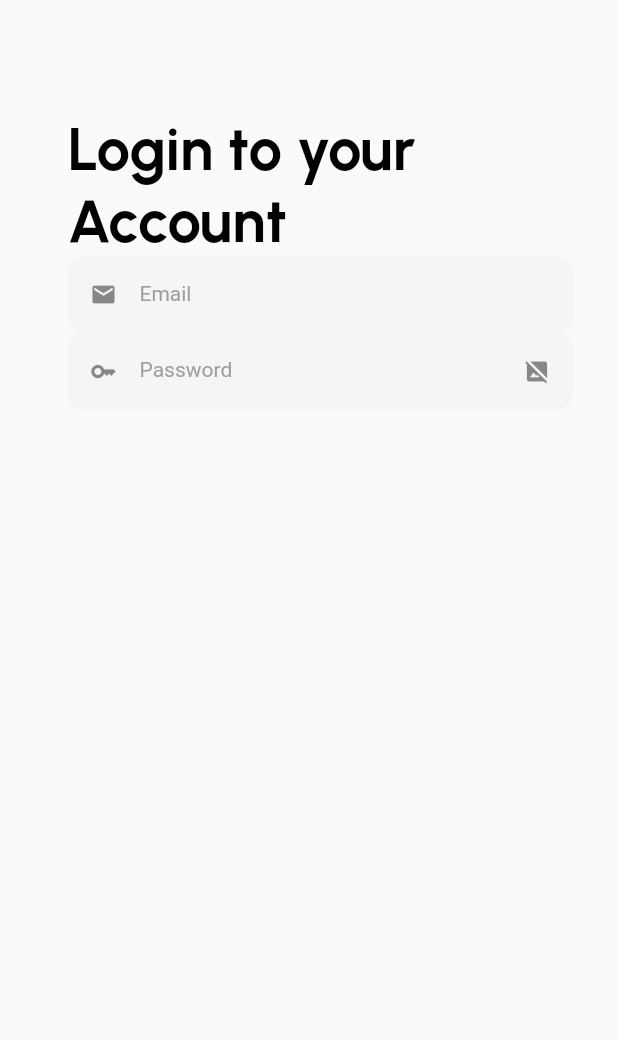
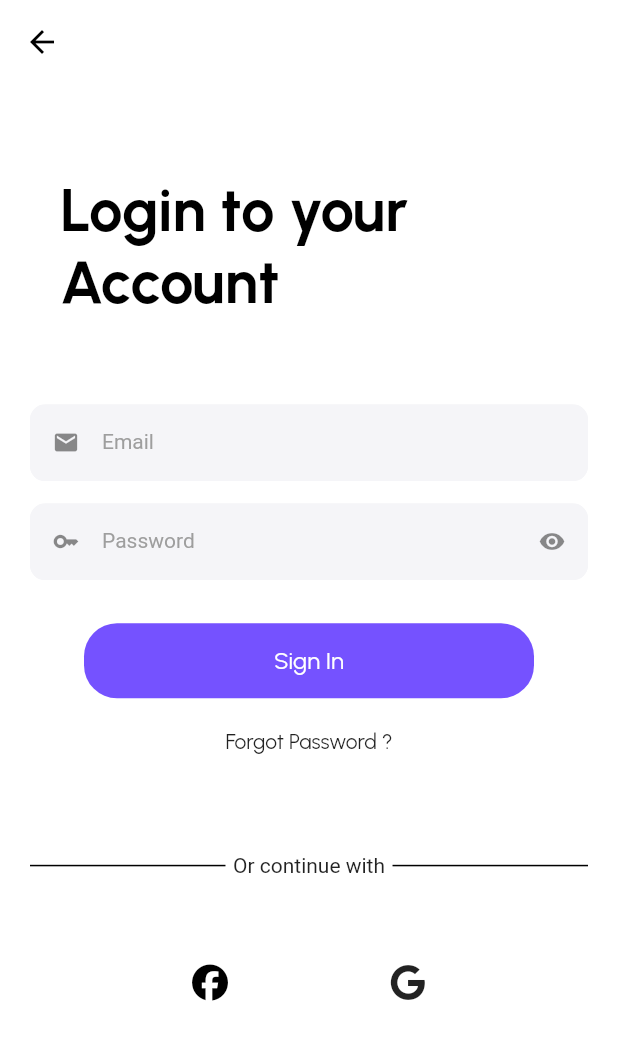
Before and after one commit to Manish5000/Diet4U, a Flutter app: the screen it shows after launch, on a phone screen of 412 x 824 dp. Shown: the top 1040 px of the screen. Run offline on Flutter 3.47's test engine with Material 2 defaults, Android fonts, the light colour scheme and no system bars; our stand-ins replace flutter_svg, font_awesome_flutter, google_fonts; missing offline and left inert: dart:ffi.

Commit message:
login page

```diff
--- a/lib/Screens/Accountsetup/profle.dart
+++ b/lib/Screens/Accountsetup/profle.dart
@@ -38,11 +38,11 @@ class _FillProfileState extends State<FillProfile> {
                 ),
             ),
             SizedBox(height: 20,),
-            Textfield(text: 'Full Name'),
+            Textfield(text: 'Full Name',isPassword: false,),
             SizedBox(height: 15,),
-            Textfield(text: 'Nickname'),
+            Textfield(text: 'Nickname',isPassword: false,),
             SizedBox(height: 15,),
-            Textfield(text: 'Email'),
+            Textfield(text: 'Email',isPassword: false,),
             Spacer(),
             Row(
               mainAxisAlignment: MainAxisAlignment.center,
--- a/lib/Screens/SingupandSignin/login.dart
+++ b/lib/Screens/SingupandSignin/login.dart
@@ -1,6 +1,12 @@
+// ignore_for_file: prefer_const_constructors
+
+import 'package:diet4u/Widgets/button1.dart';
+import 'package:diet4u/Widgets/constant.dart';
 import 'package:diet4u/Widgets/header2.dart';
 import 'package:diet4u/Widgets/textfield.dart';
 import 'package:flutter/material.dart';
+import 'package:font_awesome_flutter/font_awesome_flutter.dart';
+import 'package:google_fonts/google_fonts.dart';
 class Loginwithmail extends StatefulWidget {
   const Loginwithmail({ Key? key }) : super(key: key);
 
@@ -12,14 +18,54 @@ class _LoginwithmailState extends State<Loginwithmail> {
   @override
   Widget build(BuildContext context) {
     return Scaffold(
+      resizeToAvoidBottomInset: false,
+      backgroundColor: Colors.white,
+      appBar: AppBar(leading:Icon(Icons.arrow_back,color: Colors.black,) ,backgroundColor: Colors.white,elevation: 0,),
       body: Padding(
-        padding: EdgeInsets.fromLTRB(45, 75, 30, 50),
+        padding: EdgeInsets.all(20),
         child:
       Column(
         children: [
-          Heading2(text: 'Login to your Account'),
-          Textfield(text: 'Email',prefixicon: Icons.mail,),
-          Textfield(text: 'Password',prefixicon: Icons.key,suffixicon: Icons.hide_image),
+
+          Padding(
+            padding: const EdgeInsets.only(left:20,top: 40),
+            child: Heading2(text: 'Login to your Account'),
+          ),
+          SizedBox(height: MediaQuery.of(context).size.height*0.07,),
+          Textfield(text: 'Email',prefixicon: Icons.mail,isPassword: false),
+          SizedBox(height: 15),
+          Textfield(text: 'Password',prefixicon: Icons.key,suffixicon: Icon(Icons.remove_red_eye),Obscuretext: true,isPassword: true),
+          SizedBox(height: MediaQuery.of(context).size.height*0.035,),
+          Button1(name: 'Sign In', color1: rightbutton, func: (){}),
+          SizedBox(height: MediaQuery.of(context).size.height*0.025,),
+          GestureDetector(onTap: (){},
+          child: Text('Forgot Password ?',
+          style: GoogleFonts.urbanist(fontSize: 14),)),
+          SizedBox(height: MediaQuery.of(context).size.height*0.08,),
+          Row(mainAxisAlignment: MainAxisAlignment.center,
+
+              children: [
+                Expanded(
+                  child: Container(
+                    height: 1,
+                    decoration: BoxDecoration(color: Colors.black),
+                  ),
+                ),
+                SizedBox(width: 5,),
+                Text('Or continue with'),
+                SizedBox(width: 5,),
+                Expanded(
+                  child: Container(height: 1,
+                  decoration: BoxDecoration(color: Colors.black),),
+                ),
+            ],),
+            SizedBox(height: MediaQuery.of(context).size.height*0.07,),
+            Row(mainAxisAlignment: MainAxisAlignment.spaceEvenly,
+            children: [
+              Icon(FontAwesomeIcons.facebook,color: Colors.black,),
+              Icon(FontAwesomeIcons.google),
+
+            ],)
         ]),),
     );
   }
--- a/lib/Widgets/constant.dart
+++ b/lib/Widgets/constant.dart
@@ -1,4 +1,5 @@
 import 'package:flutter/material.dart';
+import 'package:google_fonts/google_fonts.dart';
 
 const leftButton = Color(0xFFf0ecff);
 const leftButtontext = Color(0xFF7552FF);
--- a/lib/Widgets/textfield.dart
+++ b/lib/Widgets/textfield.dart
@@ -1,19 +1,34 @@
 import 'package:flutter/material.dart';
 
-class Textfield extends StatelessWidget {
+class Textfield extends StatefulWidget {
   final String? text;
   final IconData? prefixicon;
-  final IconData? suffixicon;
-  const Textfield({ @required this.text,this.prefixicon,this.suffixicon  }) ;
+  final Widget? suffixicon;
+  bool? Obscuretext;
+  final bool? isPassword;
+  Textfield({ @required this.text,this.prefixicon,this.suffixicon,this.Obscuretext,required this.isPassword}) ;
 
   @override
+  State<Textfield> createState() => _TextfieldState();
+}
+
+class _TextfieldState extends State<Textfield> {
+  @override
   Widget build(BuildContext context) {
-    return
+    return widget.isPassword == true?
           TextFormField(
+             obscureText: widget.Obscuretext! ,
+              decoration: InputDecoration(
+                prefixIcon: Icon(widget.prefixicon),
+                suffixIcon: IconButton(
+                   icon: widget.suffixicon!,
+                   onPressed: (){
+                      setState(() {
+                            widget.Obscuretext = !widget.Obscuretext!;
 
-              decoration: InputDecoration(
-                prefixIcon: Icon(prefixicon),
-                suffixIcon: Icon(suffixicon),
+                      });
+                   },
+                    ),
                 isDense: true,
                 enabledBorder: OutlineInputBorder(
                   borderRadius: BorderRadius.circular(10),
@@ -26,8 +41,27 @@ class Textfield extends StatelessWidget {
                 fillColor: Color(0xFFf5f5f8),
                 filled: true,
                 // border: OutlineInputBorder(borderRadius: BorderRadius.circular(30),),
-                hintText: 'Enter your name',
-                labelText: text,labelStyle: TextStyle(color: Colors.grey, fontSize: 14 ),
+
+                labelText: widget.text,labelStyle: TextStyle(color: Colors.grey, fontSize: 14 ),
+
+              ),
+            ) : TextFormField(
+              decoration: InputDecoration(
+                prefixIcon: Icon(widget.prefixicon),
+                isDense: true,
+                enabledBorder: OutlineInputBorder(
+                  borderRadius: BorderRadius.circular(10),
+                  borderSide: BorderSide(color: Color(0xFFf5f5f8))),
+                focusedBorder: OutlineInputBorder(
+    borderSide:
+    const BorderSide(color: Colors.blue, width: 1.0),
+    borderRadius: BorderRadius.circular(10.0),
+  ),
+                fillColor: Color(0xFFf5f5f8),
+                filled: true,
+                // border: OutlineInputBorder(borderRadius: BorderRadius.circular(30),),
+
+                labelText: widget.text,labelStyle: TextStyle(color: Colors.grey, fontSize: 14 ),
 
               ),
             );
```
